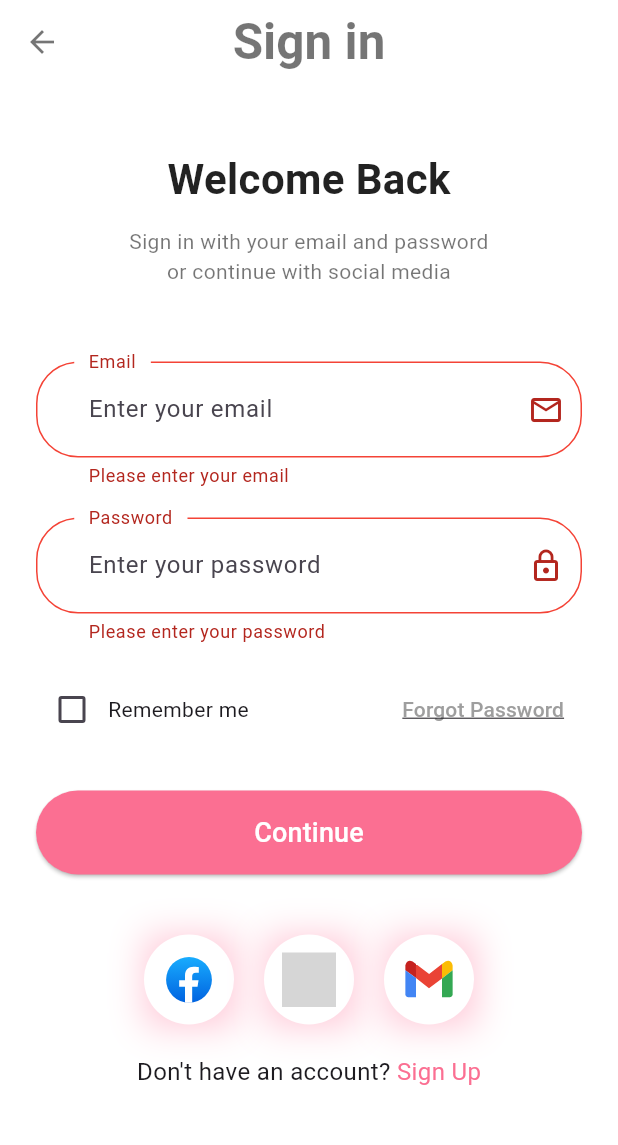
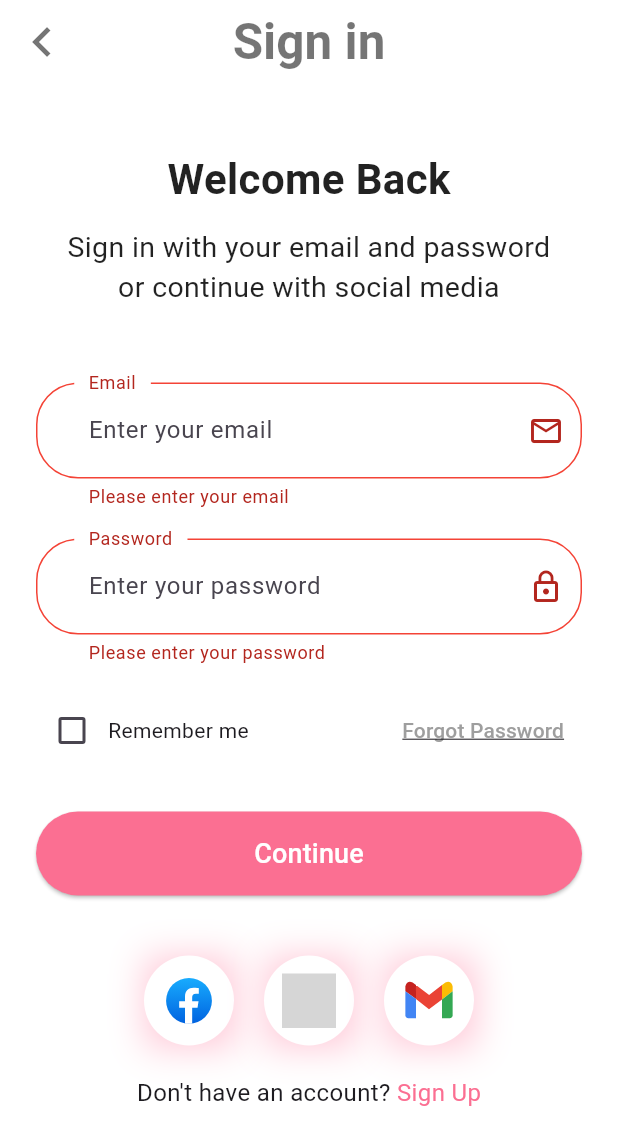
Before and after one commit to mahmoudashraf01/trendy_shop, a Flutter app: the LoginScreen screen opened by its route, after a tap on "Continue", on a phone screen of 412 x 824 dp. Shown: the top 1145 px of the screen. Run offline on Flutter 3.47's test engine with Material 3 defaults, Android fonts, the phone set to English and light mode, and no system bars; our stand-ins replace flutter_svg, get, shared_preferences; accounts and stored records are empty; grey boxes are pictures that could not be loaded.

Commit message:
format login screen code

```diff
--- a/lib/view/screens/auth/login_screen.dart
+++ b/lib/view/screens/auth/login_screen.dart
@@ -1,8 +1,13 @@
 import 'package:flutter/material.dart';
-import 'package:flutter_svg/svg.dart';
 import 'package:get/get.dart';
-import 'package:trendy_shop/utils/styles/colors.dart';
 import 'package:trendy_shop/utils/styles/text.dart';
+import 'package:trendy_shop/view/widgets/login/build_email_field.dart';
+import 'package:trendy_shop/view/widgets/login/build_password_field.dart';
+import 'package:trendy_shop/view/widgets/login/continue_button.dart';
+import 'package:trendy_shop/view/widgets/login/remember_to_forget_row.dart';
+import 'package:trendy_shop/view/widgets/login/sign_in_options.dart';
+import 'package:trendy_shop/view/widgets/login/social_login_options.dart';
+import 'package:trendy_shop/view/widgets/my_back_button.dart';
 
 class LoginScreen extends StatefulWidget {
   const LoginScreen({super.key});
@@ -31,10 +36,7 @@ class _LoginScreenState extends State<LoginScreen> {
       appBar: AppBar(
         backgroundColor: Colors.white,
         elevation: 0,
-        leading: IconButton(
-          icon: const Icon(Icons.arrow_back, color: Colors.black54),
-          onPressed: () => Navigator.of(context).pop(),
-        ),
+        leading: MyBackButton(),
         title: Text(
           'Sign in'.tr,
           style: h3Bold.copyWith(color: Colors.black54),
@@ -59,32 +61,39 @@ class _LoginScreenState extends State<LoginScreen> {
                   'Sign in with your email and password\nor continue with social media'
                       .tr,
                   textAlign: TextAlign.center,
-                  style: TextStyle(color: Colors.black54, fontSize: 14),
+                  style: title1.copyWith(color: Colors.black87),
                 ),
                 const SizedBox(height: 50),
 
                 // Email Field
-                _buildEmailField(),
+                EmailField(emailController: _emailController),
                 const SizedBox(height: 20),
 
                 // Password Field
-                _buildPasswordField(),
+                PasswordField(passwordController: _passwordController),
                 const SizedBox(height: 20),
 
                 // Remember me and Forgot Password
-                _buildRememberForgotRow(),
+                RememberForgetRow(
+                  rememberMe: _rememberMe,
+                  onChanged: (value) {
+                    setState(() {
+                      _rememberMe = value!;
+                    });
+                  },
+                ),
                 const SizedBox(height: 30),
 
                 // Continue Button
-                _buildContinueButton(),
+                ContinueButton(formKey: _formKey),
                 const SizedBox(height: 40),
 
                 // Social Login Options
-                _buildSocialLoginOptions(),
+                SocilaLoginOptions(),
                 const SizedBox(height: 20),
 
                 // Sign Up Option
-                _buildSignUpOption(),
+                SignInOptions(),
               ],
             ),
           ),
@@ -92,226 +101,4 @@ class _LoginScreenState extends State<LoginScreen> {
       ),
     );
   }
-
-  Widget _buildEmailField() {
-    return TextFormField(
-      controller: _emailController,
-      keyboardType: TextInputType.emailAddress,
-      decoration: InputDecoration(
-        labelText: 'Email'.tr,
-        hintText: 'Enter your email'.tr,
-        floatingLabelBehavior: FloatingLabelBehavior.always,
-        contentPadding: const EdgeInsets.symmetric(
-          horizontal: 25,
-          vertical: 20,
-        ),
-        enabledBorder: OutlineInputBorder(
-          borderRadius: BorderRadius.circular(28),
-          borderSide: const BorderSide(color: Colors.black12),
-          gapPadding: 10,
-        ),
-        focusedBorder: OutlineInputBorder(
-          borderRadius: BorderRadius.circular(28),
-          borderSide: BorderSide(color: AppColors.appBordersColor),
-          gapPadding: 10,
-        ),
-        errorBorder: OutlineInputBorder(
-          borderRadius: BorderRadius.circular(28),
-          borderSide: const BorderSide(color: Colors.red),
-          gapPadding: 10,
-        ),
-        focusedErrorBorder: OutlineInputBorder(
-          borderRadius: BorderRadius.circular(28),
-          borderSide: const BorderSide(color: Colors.red),
-          gapPadding: 10,
-        ),
-        suffixIcon: const Icon(Icons.email_outlined),
-      ),
-      validator: (value) {
-        if (value == null || value.isEmpty) {
-          return 'Please enter your email'.tr;
-        }
-        if (!GetUtils.isEmail(value)) {
-          return 'Please enter a valid email'.tr;
-        }
-        return null;
-      },
-    );
-  }
-
-  Widget _buildPasswordField() {
-    return TextFormField(
-      controller: _passwordController,
-      obscureText: true,
-      decoration: InputDecoration(
-        labelText: 'Password'.tr,
-        hintText: 'Enter your password'.tr,
-        floatingLabelBehavior: FloatingLabelBehavior.always,
-        contentPadding: const EdgeInsets.symmetric(
-          horizontal: 25,
-          vertical: 20,
-        ),
-        enabledBorder: OutlineInputBorder(
-          borderRadius: BorderRadius.circular(28),
-          borderSide: const BorderSide(color: Colors.black12),
-          gapPadding: 10,
-        ),
-        focusedBorder: OutlineInputBorder(
-          borderRadius: BorderRadius.circular(28),
-          borderSide: BorderSide(color: AppColors.appBordersColor),
-          gapPadding: 10,
-        ),
-        errorBorder: OutlineInputBorder(
-          borderRadius: BorderRadius.circular(28),
-          borderSide: const BorderSide(color: Colors.red),
-          gapPadding: 10,
-        ),
-        focusedErrorBorder: OutlineInputBorder(
-          borderRadius: BorderRadius.circular(28),
-          borderSide: const BorderSide(color: Colors.red),
-          gapPadding: 10,
-        ),
-        suffixIcon: const Icon(Icons.lock_outline),
-      ),
-      validator: (value) {
-        if (value == null || value.isEmpty) {
-          return 'Please enter your password'.tr;
-        }
-        if (value.length < 6) {
-          return 'Password must be at least 6 characters'.tr;
-        }
-        return null;
-      },
-    );
-  }
-
-  Widget _buildRememberForgotRow() {
-    return Row(
-      children: [
-        Checkbox(
-          value: _rememberMe,
-          activeColor: AppColors.appBordersColor,
-          onChanged: (value) {
-            setState(() {
-              _rememberMe = value!;
-            });
-          },
-        ),
-        Text('Remember me'.tr, style: const TextStyle(fontSize: 14)),
-        const Spacer(),
-        TextButton(
-          onPressed: () {
-            // TODO: Navigate to forgot password screen
-          },
-          child: Text(
-            'Forgot Password'.tr,
-            style: TextStyle(
-              decoration: TextDecoration.underline,
-              color: Colors.grey,
-              fontSize: 14,
-            ),
-          ),
-        ),
-      ],
-    );
-  }
-
-  Widget _buildContinueButton() {
-    return SizedBox(
-      width: double.infinity,
-      height: 56,
-      child: ElevatedButton(
-        style: ElevatedButton.styleFrom(
-          backgroundColor: AppColors.appBordersColor,
-          shape: RoundedRectangleBorder(
-            borderRadius: BorderRadius.circular(28),
-          ),
-        ),
-        onPressed: () {
-          if (_formKey.currentState!.validate()) {
-            // TODO: Implement login functionality
-            ScaffoldMessenger.of(
-              context,
-            ).showSnackBar(SnackBar(content: Text('Processing login...'.tr)));
-          }
-        },
-        child: Text(
-          'Continue'.tr,
-          style: const TextStyle(fontSize: 18, color: Colors.white),
-        ),
-      ),
-    );
-  }
-
-  Widget _buildSocialLoginOptions() {
-    return Row(
-      mainAxisAlignment: MainAxisAlignment.center,
-      children: [
-        _buildSocialIcon('assets/images/Facebook.svg'),
-        const SizedBox(width: 20),
-        _buildSocialIcon('assets/images/Group_90.svg'),
-        const SizedBox(width: 20),
-        _buildSocialIcon('assets/images/gmail.svg'),
-      ],
-    );
-  }
-
-  Widget _buildSocialIcon(String iconPath) {
-    return InkWell(
-      onTap: () {
-        // TODO: Implement social login
-      },
-      child: Stack(
-        children: [
-          Container(
-            width: 60,
-            height: 60,
-            clipBehavior: Clip.antiAlias,
-            decoration: BoxDecoration(
-              boxShadow: [
-                BoxShadow(
-                  color: const Color.fromARGB(255, 255, 199, 214),
-                  blurRadius: 20,
-                  offset: Offset(1, 1),
-                  spreadRadius: 0,
-                ),
-              ],
-            ),
-          ),
-
-          Container(
-            padding: const EdgeInsets.all(12),
-            height: 60,
-            width: 60,
-            decoration: const BoxDecoration(
-              color: Colors.white,
-              shape: BoxShape.circle,
-            ),
-            child: SvgPicture.asset(iconPath),
-          ),
-        ],
-      ),
-    );
-  }
-
-  Widget _buildSignUpOption() {
-    return Row(
-      mainAxisAlignment: MainAxisAlignment.center,
-      children: [
-        Text(
-          "Don't have an account? ".tr,
-          style: const TextStyle(fontSize: 16),
-        ),
-        GestureDetector(
-          onTap: () {
-            // TODO: Navigate to sign up screen
-          },
-          child: Text(
-            'Sign Up'.tr,
-            style: TextStyle(fontSize: 16, color: AppColors.appBordersColor),
-          ),
-        ),
-      ],
-    );
-  }
 }
--- /dev/null
+++ b/lib/view/widgets/login/build_email_field.dart
@@ -0,0 +1,56 @@
+import 'package:flutter/material.dart';
+import 'package:get/get.dart';
+import 'package:trendy_shop/utils/styles/colors.dart';
+
+class EmailField extends StatelessWidget {
+  const EmailField({super.key, required this.emailController});
+
+  final TextEditingController emailController;
+
+  @override
+  Widget build(BuildContext context) {
+    return TextFormField(
+      controller: emailController,
+      keyboardType: TextInputType.emailAddress,
+      decoration: InputDecoration(
+        labelText: 'Email'.tr,
+        hintText: 'Enter your email'.tr,
+        floatingLabelBehavior: FloatingLabelBehavior.always,
+        contentPadding: const EdgeInsets.symmetric(
+          horizontal: 25,
+          vertical: 20,
+        ),
+        enabledBorder: OutlineInputBorder(
+          borderRadius: BorderRadius.circular(28),
+          borderSide: const BorderSide(color: Colors.black12),
+          gapPadding: 10,
+        ),
+        focusedBorder: OutlineInputBorder(
+          borderRadius: BorderRadius.circular(28),
+          borderSide: BorderSide(color: AppColors.appBordersColor),
+          gapPadding: 10,
+        ),
+        errorBorder: OutlineInputBorder(
+          borderRadius: BorderRadius.circular(28),
+          borderSide: const BorderSide(color: Colors.red),
+          gapPadding: 10,
+        ),
+        focusedErrorBorder: OutlineInputBorder(
+          borderRadius: BorderRadius.circular(28),
+          borderSide: const BorderSide(color: Colors.red),
+          gapPadding: 10,
+        ),
+        suffixIcon: const Icon(Icons.email_outlined),
+      ),
+      validator: (value) {
+        if (value == null || value.isEmpty) {
+          return 'Please enter your email'.tr;
+        }
+        if (!GetUtils.isEmail(value)) {
+          return 'Please enter a valid email'.tr;
+        }
+        return null;
+      },
+    );
+  }
+}
--- /dev/null
+++ b/lib/view/widgets/login/build_password_field.dart
@@ -0,0 +1,55 @@
+import 'package:flutter/material.dart';
+import 'package:get/get.dart';
+import 'package:trendy_shop/utils/styles/colors.dart';
+
+class PasswordField extends StatelessWidget {
+  const PasswordField({super.key, required this.passwordController});
+  final TextEditingController passwordController;
+
+  @override
+  Widget build(BuildContext context) {
+    return TextFormField(
+      controller: passwordController,
+      obscureText: true,
+      decoration: InputDecoration(
+        labelText: 'Password'.tr,
+        hintText: 'Enter your password'.tr,
+        floatingLabelBehavior: FloatingLabelBehavior.always,
+        contentPadding: const EdgeInsets.symmetric(
+          horizontal: 25,
+          vertical: 20,
+        ),
+        enabledBorder: OutlineInputBorder(
+          borderRadius: BorderRadius.circular(28),
+          borderSide: const BorderSide(color: Colors.black12),
+          gapPadding: 10,
+        ),
+        focusedBorder: OutlineInputBorder(
+          borderRadius: BorderRadius.circular(28),
+          borderSide: BorderSide(color: AppColors.appBordersColor),
+          gapPadding: 10,
+        ),
+        errorBorder: OutlineInputBorder(
+          borderRadius: BorderRadius.circular(28),
+          borderSide: const BorderSide(color: Colors.red),
+          gapPadding: 10,
+        ),
+        focusedErrorBorder: OutlineInputBorder(
+          borderRadius: BorderRadius.circular(28),
+          borderSide: const BorderSide(color: Colors.red),
+          gapPadding: 10,
+        ),
+        suffixIcon: const Icon(Icons.lock_outline),
+      ),
+      validator: (value) {
+        if (value == null || value.isEmpty) {
+          return 'Please enter your password'.tr;
+        }
+        if (value.length < 6) {
+          return 'Password must be at least 6 characters'.tr;
+        }
+        return null;
+      },
+    );
+  }
+}
--- /dev/null
+++ b/lib/view/widgets/login/continue_button.dart
@@ -0,0 +1,35 @@
+import 'package:flutter/material.dart';
+import 'package:get/get.dart';
+import 'package:trendy_shop/utils/styles/colors.dart';
+
+class ContinueButton extends StatelessWidget {
+  const ContinueButton({super.key, required this.formKey});
+  final GlobalKey<FormState> formKey;
+  @override
+  Widget build(BuildContext context) {
+    return SizedBox(
+      width: double.infinity,
+      height: 56,
+      child: ElevatedButton(
+        style: ElevatedButton.styleFrom(
+          backgroundColor: AppColors.appBordersColor,
+          shape: RoundedRectangleBorder(
+            borderRadius: BorderRadius.circular(28),
+          ),
+        ),
+        onPressed: () {
+          if (formKey.currentState!.validate()) {
+            // TODO: Implement login functionality
+            ScaffoldMessenger.of(
+              context,
+            ).showSnackBar(SnackBar(content: Text('Processing login...'.tr)));
+          }
+        },
+        child: Text(
+          'Continue'.tr,
+          style: const TextStyle(fontSize: 18, color: Colors.white),
+        ),
+      ),
+    );
+  }
+}
--- /dev/null
+++ b/lib/view/widgets/login/remember_to_forget_row.dart
@@ -0,0 +1,42 @@
+import 'package:flutter/material.dart';
+import 'package:get/get.dart';
+import 'package:trendy_shop/utils/styles/colors.dart';
+
+class RememberForgetRow extends StatelessWidget {
+  const RememberForgetRow({
+    super.key,
+    required this.rememberMe,
+    required this.onChanged,
+  });
+
+  final bool rememberMe;
+  final void Function(bool?) onChanged;
+
+  @override
+  Widget build(BuildContext context) {
+    return Row(
+      children: [
+        Checkbox(
+          value: rememberMe,
+          activeColor: AppColors.appBordersColor,
+          onChanged: onChanged,
+        ),
+        Text('Remember me'.tr, style: const TextStyle(fontSize: 14)),
+        const Spacer(),
+        TextButton(
+          onPressed: () {
+            // TODO: Navigate to forgot password screen
+          },
+          child: Text(
+            'Forgot Password'.tr,
+            style: TextStyle(
+              decoration: TextDecoration.underline,
+              color: Colors.grey,
+              fontSize: 14,
+            ),
+          ),
+        ),
+      ],
+    );
+  }
+}
--- /dev/null
+++ b/lib/view/widgets/login/sign_in_options.dart
@@ -0,0 +1,29 @@
+import 'package:flutter/material.dart';
+import 'package:get/get.dart';
+import 'package:trendy_shop/utils/styles/colors.dart';
+
+class SignInOptions extends StatelessWidget {
+  const SignInOptions({super.key});
+
+  @override
+  Widget build(BuildContext context) {
+    return Row(
+      mainAxisAlignment: MainAxisAlignment.center,
+      children: [
+        Text(
+          "Don't have an account? ".tr,
+          style: const TextStyle(fontSize: 16),
+        ),
+        GestureDetector(
+          onTap: () {
+            // TODO: Navigate to sign up screen
+          },
+          child: Text(
+            'Sign Up'.tr,
+            style: TextStyle(fontSize: 16, color: AppColors.appBordersColor),
+          ),
+        ),
+      ],
+    );
+  }
+}
--- /dev/null
+++ b/lib/view/widgets/login/social_icons.dart
@@ -0,0 +1,45 @@
+import 'package:flutter/material.dart';
+import 'package:flutter_svg/svg.dart';
+
+class SocialIcon extends StatelessWidget {
+  const SocialIcon({super.key, required this.iconPath});
+  final String iconPath;
+  @override
+  Widget build(BuildContext context) {
+    return InkWell(
+      onTap: () {
+        // TODO: Implement social login
+      },
+      child: Stack(
+        children: [
+          Container(
+            width: 60,
+            height: 60,
+            clipBehavior: Clip.antiAlias,
+            decoration: BoxDecoration(
+              boxShadow: [
+                BoxShadow(
+                  color: const Color.fromARGB(255, 255, 199, 214),
+                  blurRadius: 20,
+                  offset: Offset(1, 1),
+                  spreadRadius: 0,
+                ),
+              ],
+            ),
+          ),
+
+          Container(
+            padding: const EdgeInsets.all(12),
+            height: 60,
+            width: 60,
+            decoration: const BoxDecoration(
+              color: Colors.white,
+              shape: BoxShape.circle,
+            ),
+            child: SvgPicture.asset(iconPath),
+          ),
+        ],
+      ),
+    );
+  }
+}
--- /dev/null
+++ b/lib/view/widgets/login/social_login_options.dart
@@ -0,0 +1,20 @@
+import 'package:flutter/material.dart';
+import 'package:trendy_shop/view/widgets/login/social_icons.dart';
+
+class SocilaLoginOptions extends StatelessWidget {
+  const SocilaLoginOptions({super.key});
+
+  @override
+  Widget build(BuildContext context) {
+    return Row(
+      mainAxisAlignment: MainAxisAlignment.center,
+      children: [
+        SocialIcon(iconPath: 'assets/images/Facebook.svg'),
+        const SizedBox(width: 20),
+        SocialIcon(iconPath: 'assets/images/Group_90.svg'),
+        const SizedBox(width: 20),
+        SocialIcon(iconPath: 'assets/images/gmail.svg'),
+      ],
+    );
+  }
+}
--- /dev/null
+++ b/lib/view/widgets/my_back_button.dart
@@ -0,0 +1,19 @@
+import 'package:flutter/material.dart';
+import 'package:get/get.dart';
+import 'package:trendy_shop/core/constants/app_routers.dart';
+
+class MyBackButton extends StatelessWidget {
+  const MyBackButton({super.key});
+
+  @override
+  Widget build(BuildContext context) {
+    return IconButton(
+      icon: const Icon(
+        Icons.keyboard_arrow_left_outlined,
+        color: Colors.black54,
+        size: 40,
+      ),
+      onPressed: () => Get.toNamed(AppRouters.onBoarding),
+    );
+  }
+}
--- a/pubspec.yaml
+++ b/pubspec.yaml
@@ -45,6 +45,7 @@ dependencies:
   flutter_polyline_points: ^2.1.0
   flutter_svg: ^2.0.17
   fluttericon: ^2.0.0
+  font_awesome_flutter: ^10.8.0
   geocoding: ^3.0.0
   geolocator: ^13.0.4
   get: ^4.7.2
```
Also changed, not shown: pubspec.lock.
